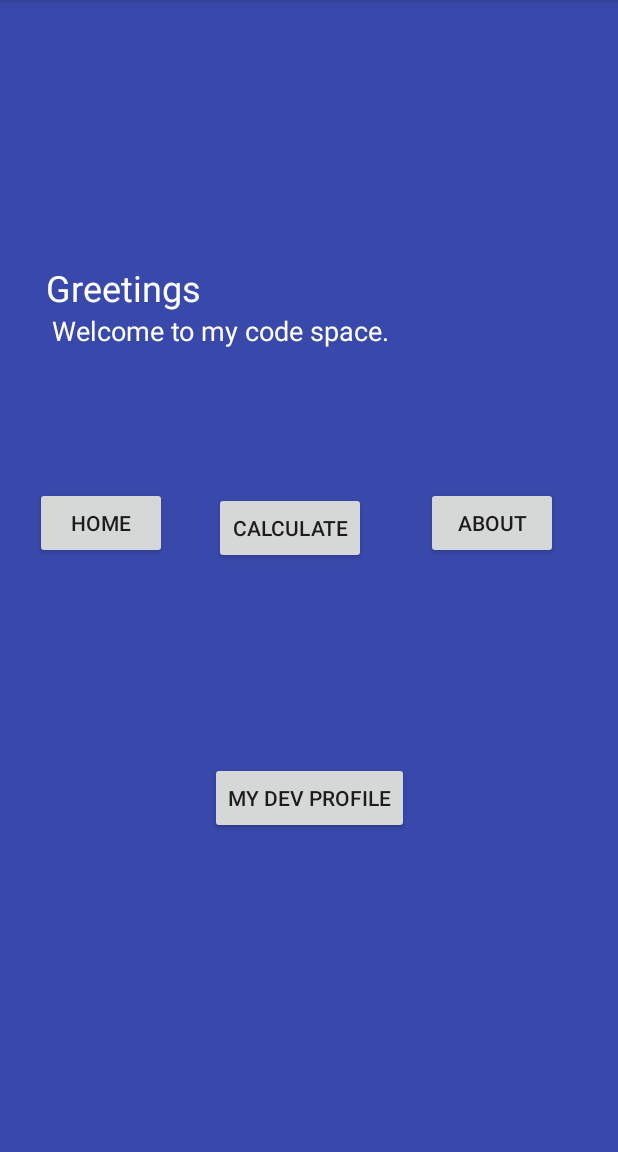
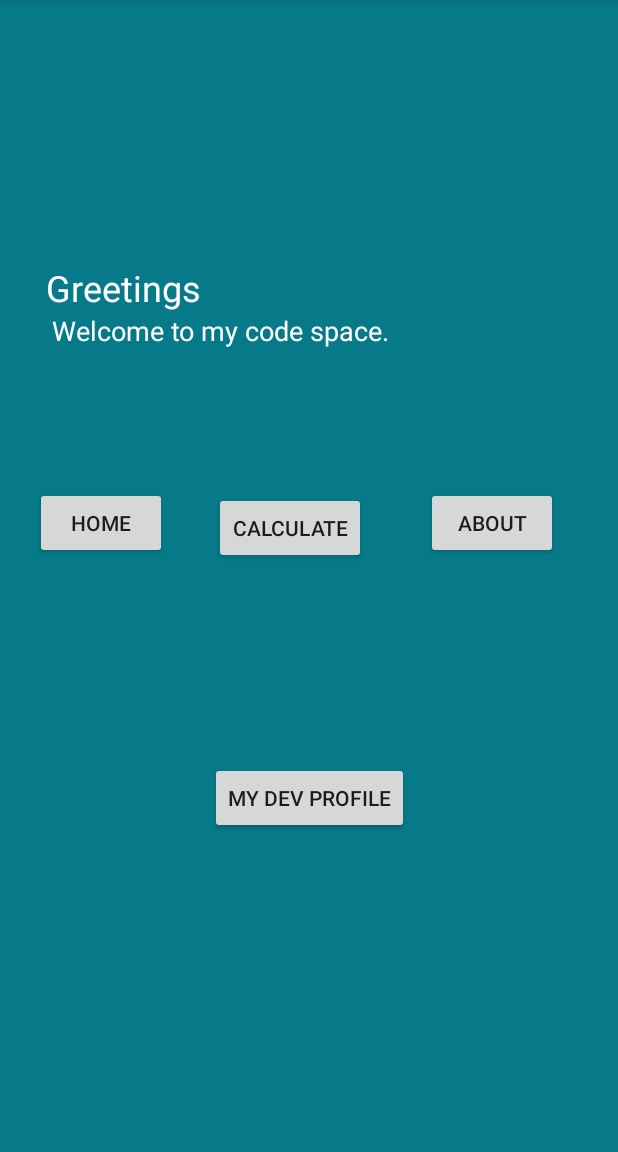
Before and after one commit to SonnyKasi/SonwaboDevSpace, an Android app: the screen it shows after launch (SecondActivity), after a tap on "NEXT", on a phone screen of 412 x 824 dp, the part 84-1236 px from its top. Run offline under Robolectric (Android 15) with nearby library versions, the phone set to English and light mode, and no system bars.

Commit message:
Created adapter and listView.Set Background colors...inserted image

```diff
--- a/app/src/main/java/za/cput/ict3/sonwabodevspace/MainActivity.java
+++ b/app/src/main/java/za/cput/ict3/sonwabodevspace/MainActivity.java
@@ -15,33 +15,24 @@ import android.widget.EditText;
  */
 
 public class MainActivity extends AppCompatActivity {
-    public static String EXTRA_MESSAGE = "za.cput.ict3.sonwabodevspace" ;
     EditText editText;
     Button button;
+    String message;
 
     @Override
     protected void onCreate(Bundle savedInstanceState) {
         super.onCreate(savedInstanceState);
         setContentView(R.layout.activity_main);
 
-        //final String message = getIntent().getStringExtra("KEY");
-        //EditText editText = findViewById(R.id.editText1);
-       // editText.setText(message);
-        Intent sendName = new Intent(MainActivity.this, SecondActivity.class);
-        EditText editText = (EditText) findViewById(R.id.editText1);
-        String message = editText.getText().toString();
-        sendName.putExtra("EXTRA_MESSAGE",message);
-        //startActivity(intent);
-
-        final Button button = findViewById(R.id.buttonNext);
-        //final EditText text = findViewById(R.id.editText1);
-
+        button = findViewById(R.id.buttonNext);
         button.setOnClickListener(new View.OnClickListener() {
             @Override
-            public void onClick(View v) {Intent intent =new Intent(MainActivity.this,SecondActivity.class);
-                //String message =  editText.getText().toString();
-                //intent.putExtra(Intent.EXTRA_MESSAGE,message);
-                startActivity(intent);
+            public void onClick(View v) {Intent intent =new Intent(v.getContext(),SecondActivity.class);
+        EditText editText = (EditText) findViewById(R.id.editText1);
+        message = editText.getText().toString();
+        Intent sendName = new Intent(MainActivity.this, SecondActivity.class);
+        sendName.putExtra("EXTRA_MESSAGE",message);
+        startActivity(intent);
 
             }
         });
--- a/app/src/main/java/za/cput/ict3/sonwabodevspace/SecondActivity.java
+++ b/app/src/main/java/za/cput/ict3/sonwabodevspace/SecondActivity.java
@@ -1,6 +1,4 @@
 package za.cput.ict3.sonwabodevspace;
-
-import androidx.appcompat.app.AppCompatActivity;
 
 import android.content.Intent;
 import android.os.Bundle;
@@ -9,7 +7,7 @@ import android.view.View.OnClickListener;
 import android.widget.Button;
 import android.widget.TextView;
 
-import static za.cput.ict3.sonwabodevspace.MainActivity.EXTRA_MESSAGE;
+import androidx.appcompat.app.AppCompatActivity;
 
 /**
  * Author: Sonwabo Kasi
@@ -28,16 +26,16 @@ public class SecondActivity extends AppCompatActivity{
         super.onCreate(savedInstanceState);
         setContentView(R.layout.activity_second);
 
-        Intent intent = getIntent();
-        String message = intent.getStringExtra(EXTRA_MESSAGE);
-        //EXTRA_MESSAGE = message;
+        //Intent intent = getIntent();
+        //String getName = intent.getStringExtra("EXTRA_MESSAGE");
 
         textView1 = findViewById(R.id.textView4);
         textView1.setText("Greetings ");
+
         textView3 = findViewById(R.id.textView);
-        textView3.setText(message);
+        textView3.setText(getIntent().getStringExtra("EXTRA_MESSAGE"));
+
         textView2 = findViewById(R.id.textView5);
-        //textView2.setText("");
 
         Button button1 = findViewById(R.id.buttonHome);
         Button button2 = findViewById(R.id.buttonCalculate);
--- a/app/src/main/res/layout/activity_firth.xml
+++ b/app/src/main/res/layout/activity_firth.xml
@@ -5,7 +5,7 @@
     android:id="@+id/MYDEVPROFILE"
     android:layout_width="match_parent"
     android:layout_height="match_parent"
-    android:background="#C0CA33"
+    android:background="#3C7E77"
     tools:context=".FirthActivity">
 
     <Button
--- a/app/src/main/res/layout/activity_fourth.xml
+++ b/app/src/main/res/layout/activity_fourth.xml
@@ -5,7 +5,7 @@
     android:id="@+id/ABOUT"
     android:layout_width="match_parent"
     android:layout_height="match_parent"
-    android:background="#1E88E5"
+    android:background="#95C8F4"
     tools:context=".FourthActivity">
 
     <Button
@@ -55,7 +55,7 @@
                 android:layout_height="wrap_content"
                 android:text="TextView"
                 android:textColor="@color/design_default_color_on_primary"
-                android:textSize="18sp" />
+                android:textSize="30sp" />
 
         </LinearLayout>
     </ScrollView>
--- a/app/src/main/res/layout/activity_main.xml
+++ b/app/src/main/res/layout/activity_main.xml
@@ -4,7 +4,7 @@
     xmlns:tools="http://schemas.android.com/tools"
     android:layout_width="match_parent"
     android:layout_height="match_parent"
-    android:background="#00897B"
+    android:background="#15C8B6"
     tools:context=".MainActivity">
 
     <TextView
@@ -15,8 +15,8 @@
         android:layout_marginTop="8dp"
         android:layout_marginRight="16dp"
         android:text="Sonwabo"
+        android:textAppearance="@style/TextAppearance.AppCompat.Large"
         android:textColor="@color/design_default_color_on_primary"
-        android:textAppearance="@style/TextAppearance.AppCompat.Large"
         android:textSize="24sp"
         app:layout_constraintBottom_toBottomOf="parent"
         app:layout_constraintHorizontal_bias="0.497"
--- a/app/src/main/res/layout/activity_second.xml
+++ b/app/src/main/res/layout/activity_second.xml
@@ -5,7 +5,7 @@
     android:id="@+id/MENU"
     android:layout_width="match_parent"
     android:layout_height="match_parent"
-    android:background="#3949AB"
+    android:background="#067A88"
     tools:context=".SecondActivity">
 
     <TextView
@@ -89,7 +89,7 @@
         android:layout_marginTop="140dp"
         android:layout_marginEnd="166dp"
         android:layout_marginRight="166dp"
-        android:text="TextView"
+        android:text='""'
         android:textColor="@color/design_default_color_on_primary"
         android:textSize="24sp"
         app:layout_constraintEnd_toEndOf="parent"
--- a/app/src/main/res/layout/activity_third.xml
+++ b/app/src/main/res/layout/activity_third.xml
@@ -51,7 +51,7 @@
         android:layout_marginBottom="82dp"
         android:ems="10"
         android:hint="enter the volume"
-        android:inputType="number|numberDecimal"
+        android:inputType="numberDecimal"
         android:textColor="@color/design_default_color_on_secondary"
         app:layout_constraintBottom_toTopOf="@+id/buttonCalculate"
         app:layout_constraintEnd_toEndOf="parent" />
@@ -65,7 +65,7 @@
         android:layout_marginBottom="102dp"
         android:ems="10"
         android:hint="enter the mass"
-        android:inputType="number|numberDecimal"
+        android:inputType="numberDecimal"
         android:textColor="@color/design_default_color_on_secondary"
         app:layout_constraintBottom_toTopOf="@+id/editText2"
         app:layout_constraintEnd_toEndOf="parent" />
```
